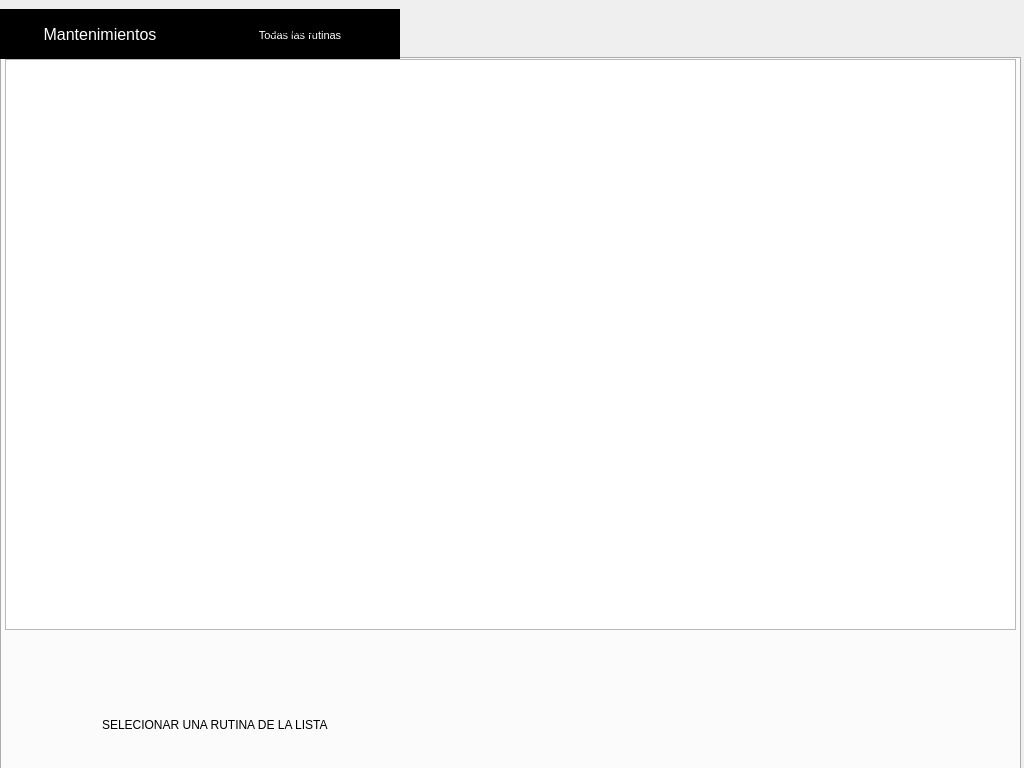
Before: the Qt Designer form asa_application/bitacora.ui in razulued/qt_application, drawn with Qt 5.
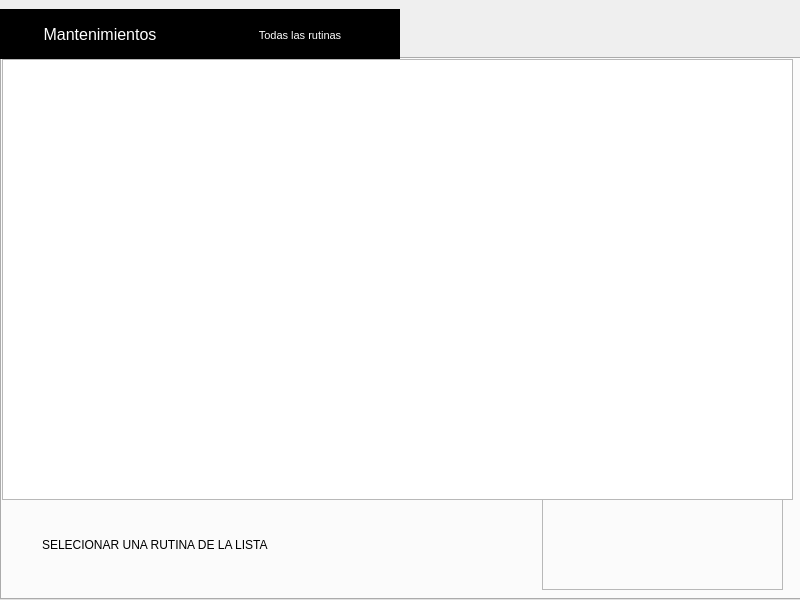
After: the same form once the commit is applied. Icons and pictures are not drawn.

Diff of the .ui file:
```diff
--- a/asa_application/bitacora.ui
+++ b/asa_application/bitacora.ui
@@ -6,14 +6,14 @@
    <rect>
     <x>0</x>
     <y>0</y>
-    <width>1024</width>
-    <height>768</height>
+    <width>800</width>
+    <height>600</height>
    </rect>
   </property>
   <property name="minimumSize">
    <size>
-    <width>1024</width>
-    <height>768</height>
+    <width>800</width>
+    <height>600</height>
    </size>
   </property>
   <property name="maximumSize">
@@ -28,124 +28,12 @@
   <property name="styleSheet">
    <string notr="true"/>
   </property>
-  <widget class="QPushButton" name="top_menu_4">
-   <property name="geometry">
-    <rect>
-     <x>190</x>
-     <y>14</y>
-     <width>41</width>
-     <height>31</height>
-    </rect>
-   </property>
-   <property name="focusPolicy">
-    <enum>Qt::NoFocus</enum>
-   </property>
-   <property name="styleSheet">
-    <string notr="true">#top_menu_4 { 
-background-color: transparent;
-border-image: url(:/iconos/images/Iconos/compu_logo.png);
-background: none; 
-border: none; 
-background-repeat: none;
- } </string>
-   </property>
-   <property name="text">
-    <string/>
-   </property>
-   <property name="checkable">
-    <bool>true</bool>
-   </property>
-  </widget>
-  <widget class="QPushButton" name="top_menu_3">
-   <property name="geometry">
-    <rect>
-     <x>122</x>
-     <y>2</y>
-     <width>51</width>
-     <height>51</height>
-    </rect>
-   </property>
-   <property name="focusPolicy">
-    <enum>Qt::NoFocus</enum>
-   </property>
-   <property name="styleSheet">
-    <string notr="true">#top_menu_3 { 
-background-color: transparent;
-background-image: url(:/iconos/images/Iconos/Diagrama.png);
-background-position: center;
-border: none; 
-background-repeat: none;
- } </string>
-   </property>
-   <property name="text">
-    <string/>
-   </property>
-   <property name="checkable">
-    <bool>true</bool>
-   </property>
-  </widget>
-  <widget class="QPushButton" name="top_menu_1">
-   <property name="geometry">
-    <rect>
-     <x>20</x>
-     <y>15</y>
-     <width>23</width>
-     <height>28</height>
-    </rect>
-   </property>
-   <property name="focusPolicy">
-    <enum>Qt::NoFocus</enum>
-   </property>
-   <property name="styleSheet">
-    <string notr="true">#top_menu_1 { 
-background-color: transparent;
-border-image: url(:/iconos/images/Iconos/Campana.png);
-background: none; 
-border: none; 
-background-repeat: none;
- } </string>
-   </property>
-   <property name="text">
-    <string/>
-   </property>
-   <property name="checkable">
-    <bool>true</bool>
-   </property>
-  </widget>
-  <widget class="QPushButton" name="top_menu_2">
-   <property name="geometry">
-    <rect>
-     <x>60</x>
-     <y>2</y>
-     <width>51</width>
-     <height>51</height>
-    </rect>
-   </property>
-   <property name="focusPolicy">
-    <enum>Qt::NoFocus</enum>
-   </property>
-   <property name="styleSheet">
-    <string notr="true">#top_menu_2 { 
-background-color: transparent;
-background-image: url(:/iconos/images/Iconos/Libro.png);
-background-position: center;
-border: none; 
-background-repeat: none;
- } </string>
-   </property>
-   <property name="text">
-    <string/>
-   </property>
-   <property name="checkable">
-    <bool>true</bool>
-   </property>
-  </widget>
   <widget class="QLabel" name="label">
    <property name="geometry">
     <rect>
-     <x>270</x>
+     <x>210</x>
      <y>10</y>
-     <width>341</width>
+     <width>181</width>
      <height>41</height>
     </rect>
    </property>
@@ -158,8 +46,8 @@
     <rect>
      <x>0</x>
      <y>9</y>
-     <width>1021</width>
-     <height>761</height>
+     <width>801</width>
+     <height>591</height>
     </rect>
    </property>
    <property name="styleSheet">
@@ -194,19 +82,19 @@
     <widget class="QTableWidget" name="tableWidget_2">
      <property name="geometry">
       <rect>
-       <x>3</x>
+       <x>0</x>
        <y>0</y>
-       <width>1011</width>
-       <height>571</height>
+       <width>791</width>
+       <height>441</height>
       </rect>
      </property>
     </widget>
     <widget class="QLabel" name="label_2">
      <property name="geometry">
       <rect>
-       <x>100</x>
-       <y>640</y>
-       <width>401</width>
+       <x>40</x>
+       <y>460</y>
+       <width>291</width>
        <height>51</height>
       </rect>
      </property>
@@ -217,94 +105,143 @@
       <bool>true</bool>
      </property>
     </widget>
-    <widget class="QPushButton" name="key_6">
-     <property name="geometry">
-      <rect>
-       <x>848</x>
-       <y>617</y>
-       <width>40</width>
-       <height>40</height>
-      </rect>
-     </property>
-     <property name="focusPolicy">
-      <enum>Qt::NoFocus</enum>
-     </property>
-     <property name="styleSheet">
-      <string notr="true">#key_6{ 
-border-image: url(:/teclado/images/Texto/Teclado/6_azul.png);
-border: none;
-background-repeat: none;
-background-position: center;
-}
-
-#key_6::pressed{ 
-border-image: url(:/teclado/images/Texto/Teclado/6_blanco.png);
-border: none;
-background-repeat: none;
-background-position: center;
-}</string>
-     </property>
-     <property name="text">
-      <string/>
-     </property>
-     <property name="checkable">
-      <bool>false</bool>
-     </property>
-    </widget>
-    <widget class="QPushButton" name="key_0">
-     <property name="geometry">
-      <rect>
-       <x>752</x>
-       <y>660</y>
-       <width>40</width>
-       <height>40</height>
-      </rect>
-     </property>
-     <property name="focusPolicy">
-      <enum>Qt::NoFocus</enum>
-     </property>
-     <property name="styleSheet">
-      <string notr="true">#key_0{ 
-border-image: url(:/teclado/images/Texto/Teclado/0_azul.png);
-border: none;
-background-repeat: none;
-background-position: center;
-}
-
-#key_0::pressed{ 
-border-image: url(:/teclado/images/Texto/Teclado/0_blanco.png);
-border: none;
-background-repeat: none;
-background-position: center;
-}</string>
-     </property>
-     <property name="text">
-      <string/>
-     </property>
-     <property name="checkable">
-      <bool>false</bool>
-     </property>
-    </widget>
     <widget class="QLabel" name="label_horas">
      <property name="geometry">
       <rect>
-       <x>638</x>
-       <y>581</y>
-       <width>61</width>
-       <height>25</height>
+       <x>456</x>
+       <y>492</y>
+       <width>48</width>
+       <height>18</height>
       </rect>
      </property>
      <property name="text">
       <string/>
+     </property>
+    </widget>
+    <widget class="QPushButton" name="key_Reschedule">
+     <property name="geometry">
+      <rect>
+       <x>450</x>
+       <y>482</y>
+       <width>81</width>
+       <height>41</height>
+      </rect>
+     </property>
+     <property name="focusPolicy">
+      <enum>Qt::NoFocus</enum>
+     </property>
+     <property name="styleSheet">
+      <string notr="true">#key_Reschedule{ 
+background-image: url(:/iconos/screen800x600/iconos/Posponer azul.png);
+border: none;
+background-repeat: none;
+background-position: center;
+}
+
+#key_Reschedule::pressed{ 
+background-image: url(:/iconos/screen800x600/iconos/Posponer blanco.png);
+border: none;
+background-repeat: none;
+background-position: center;
+}</string>
+     </property>
+     <property name="text">
+      <string/>
+     </property>
+     <property name="checkable">
+      <bool>false</bool>
+     </property>
+    </widget>
+    <widget class="QPushButton" name="key_OK">
+     <property name="geometry">
+      <rect>
+       <x>450</x>
+       <y>440</y>
+       <width>81</width>
+       <height>41</height>
+      </rect>
+     </property>
+     <property name="focusPolicy">
+      <enum>Qt::NoFocus</enum>
+     </property>
+     <property name="styleSheet">
+      <string notr="true">#key_OK{ 
+background-image: url(:/iconos/screen800x600/iconos/Listo azul.png);
+border: none;
+background-repeat: none;
+background-position: center;
+}
+
+#key_OK::pressed{ 
+background-image: url(:/iconos/screen800x600/iconos/Listo blanco.png);
+border: none;
+background-repeat: none;
+background-position: center;
+}</string>
+     </property>
+     <property name="text">
+      <string/>
+     </property>
+     <property name="checkable">
+      <bool>false</bool>
+     </property>
+    </widget>
+    <widget class="QFrame" name="frame">
+     <property name="geometry">
+      <rect>
+       <x>540</x>
+       <y>440</y>
+       <width>241</width>
+       <height>91</height>
+      </rect>
+     </property>
+     <property name="frameShape">
+      <enum>QFrame::StyledPanel</enum>
+     </property>
+     <property name="frameShadow">
+      <enum>QFrame::Raised</enum>
+     </property>
+     <widget class="QPushButton" name="key_1">
+      <property name="geometry">
+       <rect>
+        <x>40</x>
+        <y>0</y>
+        <width>41</width>
+        <height>41</height>
+       </rect>
+      </property>
+      <property name="focusPolicy">
+       <enum>Qt::NoFocus</enum>
+      </property>
+      <property name="styleSheet">
+       <string notr="true">#key_1{ 
+background-image: url(:/texto/screen800x600/texto/Teclado 1.1/1 azul.png);
+border: none;
+background-repeat: none;
+background-position: center;
+}
+
+#key_1::pressed{ 
+background-image: url(:/texto/screen800x600/texto/Teclado 1.1/1 blanco.png);
+border: none;
+background-repeat: none;
+background-position: center;
+}</string>
+      </property>
+      <property name="text">
+       <string/>
+      </property>
+      <property name="checkable">
+       <bool>false</bool>
      </property>
     </widget>
     <widget class="QPushButton" name="key_2">
      <property name="geometry">
       <rect>
-       <x>654</x>
-       <y>617</y>
-       <width>40</width>
-       <height>40</height>
+        <x>80</x>
+        <y>0</y>
+        <width>41</width>
+        <height>41</height>
       </rect>
      </property>
      <property name="focusPolicy">
@@ -335,10 +272,10 @@
     <widget class="QPushButton" name="key_3">
      <property name="geometry">
       <rect>
-       <x>703</x>
-       <y>617</y>
-       <width>40</width>
-       <height>40</height>
+        <x>120</x>
+        <y>0</y>
+        <width>41</width>
+        <height>41</height>
       </rect>
      </property>
      <property name="focusPolicy">
@@ -353,109 +290,7 @@
 }
 
 #key_3::pressed{ 
-border-image: url(:/teclado/images/Texto/Teclado/3_blanco.png);
-border: none;
-background-repeat: none;
-background-position: center;
-}</string>
-     </property>
-     <property name="text">
-      <string/>
-     </property>
-     <property name="checkable">
-      <bool>false</bool>
-     </property>
-    </widget>
-    <widget class="QPushButton" name="key_9">
-     <property name="geometry">
-      <rect>
-       <x>703</x>
-       <y>660</y>
-       <width>40</width>
-       <height>40</height>
-      </rect>
-     </property>
-     <property name="focusPolicy">
-      <enum>Qt::NoFocus</enum>
-     </property>
-     <property name="styleSheet">
-      <string notr="true">#key_9{ 
-border-image: url(:/teclado/images/Texto/Teclado/9_azul.png);
-border: none;
-background-repeat: none;
-background-position: center;
-}
-
-#key_9::pressed{ 
-border-image: url(:/teclado/images/Texto/Teclado/9_blanco.png);
-border: none;
-background-repeat: none;
-background-position: center;
-}</string>
-     </property>
-     <property name="text">
-      <string/>
-     </property>
-     <property name="checkable">
-      <bool>false</bool>
-     </property>
-    </widget>
-    <widget class="QPushButton" name="key_Reschedule">
-     <property name="geometry">
-      <rect>
-       <x>618</x>
-       <y>573</y>
-       <width>121</width>
-       <height>41</height>
-      </rect>
-     </property>
-     <property name="focusPolicy">
-      <enum>Qt::NoFocus</enum>
-     </property>
-     <property name="styleSheet">
-      <string notr="true">#key_Reschedule{ 
-background-image: url(:/iconos/images/Iconos/Posponer_azul.png);
-border: none;
-background-repeat: none;
-background-position: center;
-}
-
-#key_Reschedule::pressed{ 
-background-image: url(:/iconos/images/Iconos/Posponer_blanco.png);
-border: none;
-background-repeat: none;
-background-position: center;
-}</string>
-     </property>
-     <property name="text">
-      <string/>
-     </property>
-     <property name="checkable">
-      <bool>false</bool>
-     </property>
-    </widget>
-    <widget class="QPushButton" name="key_7">
-     <property name="geometry">
-      <rect>
-       <x>604</x>
-       <y>660</y>
-       <width>40</width>
-       <height>40</height>
-      </rect>
-     </property>
-     <property name="focusPolicy">
-      <enum>Qt::NoFocus</enum>
-     </property>
-     <property name="styleSheet">
-      <string notr="true">#key_7{ 
-border-image: url(:/teclado/images/Texto/Teclado/7_azul.png);
-border: none;
-background-repeat: none;
-background-position: center;
-}
-
-#key_7::pressed{ 
-border-image: url(:/teclado/images/Texto/Teclado/7_blanco.png);
+background-image: url(:/texto/screen800x600/texto/Teclado 1.1/3 blanco.png);
 border: none;
 background-repeat: none;
 background-position: center;
@@ -471,10 +306,10 @@
     <widget class="QPushButton" name="key_4">
      <property name="geometry">
       <rect>
-       <x>752</x>
-       <y>617</y>
-       <width>40</width>
-       <height>40</height>
+        <x>160</x>
+        <y>0</y>
+        <width>41</width>
+        <height>41</height>
       </rect>
      </property>
      <property name="focusPolicy">
@@ -505,10 +340,10 @@
     <widget class="QPushButton" name="key_5">
      <property name="geometry">
       <rect>
-       <x>800</x>
-       <y>617</y>
-       <width>40</width>
-       <height>40</height>
+        <x>200</x>
+        <y>0</y>
+        <width>41</width>
+        <height>41</height>
       </rect>
      </property>
      <property name="focusPolicy">
@@ -536,12 +371,12 @@
       <bool>false</bool>
      </property>
     </widget>
-    <widget class="QPushButton" name="key_OK">
+     <widget class="QPushButton" name="key_7">
      <property name="geometry">
       <rect>
-       <x>809</x>
-       <y>571</y>
-       <width>81</width>
+        <x>40</x>
+        <y>40</y>
+        <width>41</width>
        <height>41</height>
       </rect>
      </property>
@@ -549,15 +384,15 @@
       <enum>Qt::NoFocus</enum>
      </property>
      <property name="styleSheet">
-      <string notr="true">#key_OK{ 
-background-image: url(:/iconos/images/Iconos/Ok_azul.png);
+       <string notr="true">#key_7{ 
+background-image: url(:/texto/screen800x600/texto/Teclado 1.1/7 azul.png);
 border: none;
 background-repeat: none;
 background-position: center;
 }
 
-#key_OK::pressed{ 
-background-image: url(:/iconos/images/Iconos/Ok_blanco.png);
+#key_7::pressed{ 
+background-image: url(:/texto/screen800x600/texto/Teclado 1.1/7 blanco.png);
 border: none;
 background-repeat: none;
 background-position: center;
@@ -573,10 +408,10 @@
     <widget class="QPushButton" name="key_8">
      <property name="geometry">
       <rect>
-       <x>654</x>
-       <y>660</y>
-       <width>40</width>
-       <height>40</height>
+        <x>80</x>
+        <y>40</y>
+        <width>41</width>
+        <height>41</height>
       </rect>
      </property>
      <property name="focusPolicy">
@@ -604,28 +439,96 @@
       <bool>false</bool>
      </property>
     </widget>
-    <widget class="QPushButton" name="key_1">
+     <widget class="QPushButton" name="key_9">
      <property name="geometry">
       <rect>
-       <x>604</x>
-       <y>617</y>
-       <width>40</width>
-       <height>40</height>
+        <x>120</x>
+        <y>40</y>
+        <width>41</width>
+        <height>41</height>
       </rect>
      </property>
      <property name="focusPolicy">
       <enum>Qt::NoFocus</enum>
      </property>
      <property name="styleSheet">
-      <string notr="true">#key_1{ 
-border-image: url(:/teclado/images/Texto/Teclado/1_azul.png);
+       <string notr="true">#key_9{ 
+background-image: url(:/texto/screen800x600/texto/Teclado 1.1/9 azul.png);
 border: none;
 background-repeat: none;
 background-position: center;
 }
 
-#key_1::pressed{ 
-border-image: url(:/teclado/images/Texto/Teclado/1_blanco.png);
+#key_9::pressed{ 
+background-image: url(:/texto/screen800x600/texto/Teclado 1.1/9 blanco.png);
+border: none;
+background-repeat: none;
+background-position: center;
+}</string>
+      </property>
+      <property name="text">
+       <string/>
+      </property>
+      <property name="checkable">
+       <bool>false</bool>
+      </property>
+     </widget>
+     <widget class="QPushButton" name="key_0">
+      <property name="geometry">
+       <rect>
+        <x>0</x>
+        <y>0</y>
+        <width>41</width>
+        <height>41</height>
+       </rect>
+      </property>
+      <property name="focusPolicy">
+       <enum>Qt::NoFocus</enum>
+      </property>
+      <property name="styleSheet">
+       <string notr="true">#key_0{ 
+background-image: url(:/texto/screen800x600/texto/Teclado 1.1/0 azul.png);
+border: none;
+background-repeat: none;
+background-position: center;
+}
+
+#key_0::pressed{ 
+background-image: url(:/texto/screen800x600/texto/Teclado 1.1/0 blanco.png);
+border: none;
+background-repeat: none;
+background-position: center;
+}</string>
+      </property>
+      <property name="text">
+       <string/>
+      </property>
+      <property name="checkable">
+       <bool>false</bool>
+      </property>
+     </widget>
+     <widget class="QPushButton" name="key_6">
+      <property name="geometry">
+       <rect>
+        <x>0</x>
+        <y>40</y>
+        <width>41</width>
+        <height>41</height>
+       </rect>
+      </property>
+      <property name="focusPolicy">
+       <enum>Qt::NoFocus</enum>
+      </property>
+      <property name="styleSheet">
+       <string notr="true">#key_6{ 
+background-image: url(:/texto/screen800x600/texto/Teclado 1.1/6 azul.png);
+border: none;
+background-repeat: none;
+background-position: center;
+}
+
+#key_6::pressed{ 
+background-image: url(:/texto/screen800x600/texto/Teclado 1.1/6 blanco.png);
 border: none;
 background-repeat: none;
 background-position: center;
@@ -641,10 +544,10 @@
     <widget class="QPushButton" name="key_back">
      <property name="geometry">
       <rect>
-       <x>800</x>
-       <y>660</y>
-       <width>88</width>
-       <height>40</height>
+        <x>180</x>
+        <y>40</y>
+        <width>61</width>
+        <height>41</height>
       </rect>
      </property>
      <property name="focusPolicy">
@@ -671,6 +574,7 @@
      <property name="checkable">
       <bool>false</bool>
      </property>
+     </widget>
     </widget>
     <zorder>tableWidget_2</zorder>
     <zorder>label_2</zorder>
@@ -705,6 +609,119 @@
     </widget>
    </widget>
   </widget>
+  <widget class="QPushButton" name="top_menu_1">
+   <property name="geometry">
+    <rect>
+     <x>10</x>
+     <y>0</y>
+     <width>31</width>
+     <height>41</height>
+    </rect>
+   </property>
+   <property name="focusPolicy">
+    <enum>Qt::NoFocus</enum>
+   </property>
+   <property name="styleSheet">
+    <string notr="true">#top_menu_1 { 
+background-color: transparent;
+background-image: url(:/iconos/screen800x600/iconos/Campana.png);
+border: none; 
+background-repeat: none;
+background-position: center;
+
+ } </string>
+   </property>
+   <property name="text">
+    <string/>
+   </property>
+   <property name="checkable">
+    <bool>true</bool>
+   </property>
+  </widget>
+  <widget class="QPushButton" name="top_menu_3">
+   <property name="geometry">
+    <rect>
+     <x>100</x>
+     <y>2</y>
+     <width>41</width>
+     <height>41</height>
+    </rect>
+   </property>
+   <property name="focusPolicy">
+    <enum>Qt::NoFocus</enum>
+   </property>
+   <property name="styleSheet">
+    <string notr="true">#top_menu_3 { 
+background-color: transparent;
+background-image: url(:/iconos/screen800x600/iconos/Diagrama.png);
+background-position: center;
+border: none; 
+background-repeat: none;
+ } </string>
+   </property>
+   <property name="text">
+    <string/>
+   </property>
+   <property name="checkable">
+    <bool>true</bool>
+   </property>
+  </widget>
+  <widget class="QPushButton" name="top_menu_5">
+   <property name="geometry">
+    <rect>
+     <x>148</x>
+     <y>0</y>
+     <width>34</width>
+     <height>41</height>
+    </rect>
+   </property>
+   <property name="focusPolicy">
+    <enum>Qt::NoFocus</enum>
+   </property>
+   <property name="styleSheet">
+    <string notr="true">#top_menu_5 { 
+background-color: transparent;
+background-image: url(:/iconos/screen800x600/iconos/Ajustes azul.png);
+background-position: center;
+border: none; 
+background-repeat: none;
+ } </string>
+   </property>
+   <property name="text">
+    <string/>
+   </property>
+   <property name="checkable">
+    <bool>true</bool>
+   </property>
+  </widget>
+  <widget class="QPushButton" name="top_menu_2">
+   <property name="geometry">
+    <rect>
+     <x>50</x>
+     <y>0</y>
+     <width>41</width>
+     <height>41</height>
+    </rect>
+   </property>
+   <property name="focusPolicy">
+    <enum>Qt::NoFocus</enum>
+   </property>
+   <property name="styleSheet">
+    <string notr="true">#top_menu_2 { 
+background-color: transparent;
+background-image: url(:/iconos/screen800x600/iconos/Bitacora azul.png);
+background-position: center;
+border: none; 
+background-repeat: none;
+ } </string>
+   </property>
+   <property name="text">
+    <string/>
+   </property>
+   <property name="checkable">
+    <bool>true</bool>
+   </property>
+  </widget>
   <zorder>tabWidget</zorder>
   <zorder>label</zorder>
   <zorder>top_menu_4</zorder>
```
Left out of the diff: 45 changed lines with no effect on the pictures. Lines whose indentation alone changed are shown as unchanged.
